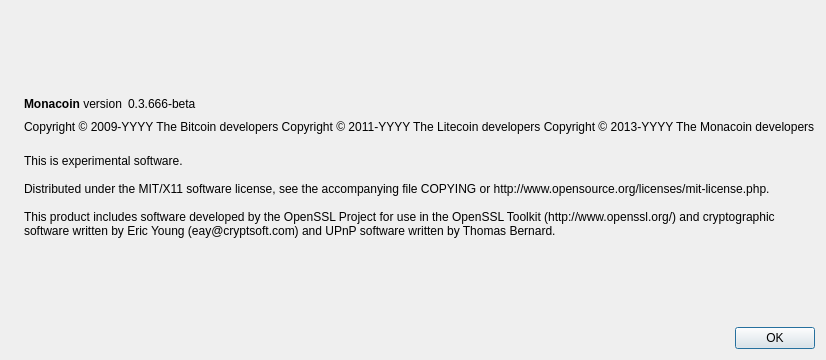
Qt form src/qt/forms/aboutdialog.ui (monacoinproject/monacoin) before a commit.
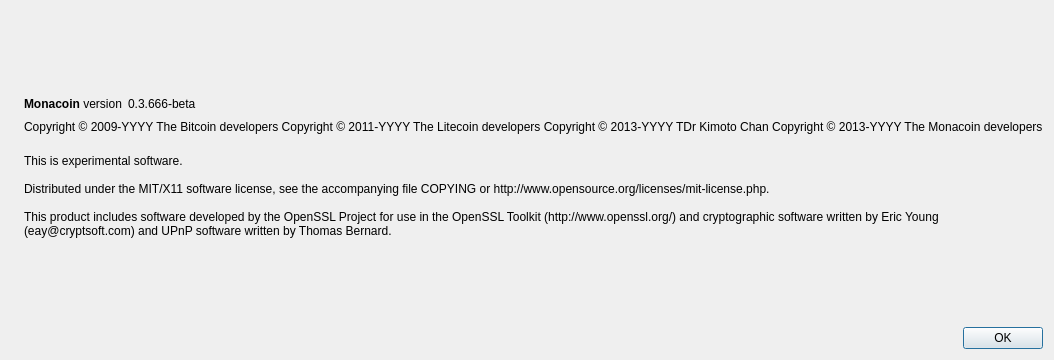
The same form after that commit. Icons and pictures are not drawn.

The edit to the form file:
```diff
--- a/src/qt/forms/aboutdialog.ui
+++ b/src/qt/forms/aboutdialog.ui
@@ -93,6 +93,7 @@
        <property name="text">
         <string notr="true">Copyright &amp;copy; 2009-YYYY The Bitcoin developers
 Copyright &amp;copy; 2011-YYYY The Litecoin developers
+Copyright &amp;copy; 2013-YYYY TDr Kimoto Chan
 Copyright &amp;copy; 2013-YYYY The Monacoin developers</string>
        </property>
        <property name="textFormat">
```
